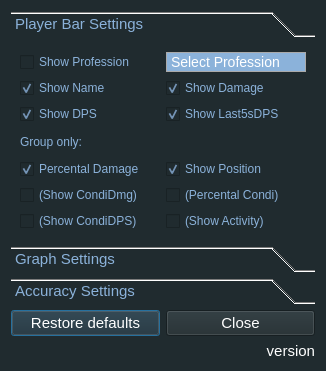
Tyrox92/Gw2SPECS, file configurator.ui: the form before one commit.
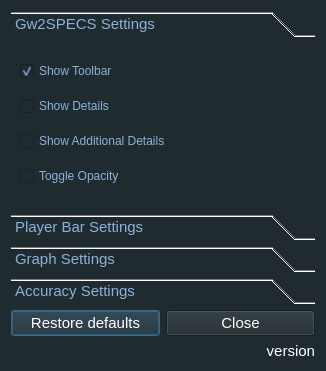
The form after the commit.

Commit message:
Updated Configurator & Added Functionality
-Removed some Context Menu Items that were not needed anymore
- Added functions to configurator to work properly and save and load on
startup

Diff of the .ui file:
```diff
--- a/configurator.ui
+++ b/configurator.ui
@@ -46,6 +46,44 @@
      <property name="currentIndex">
       <number>0</number>
      </property>
+     <widget class="QWidget" name="specsSettings">
+      <attribute name="label">
+       <string>Gw2SPECS Settings</string>
+      </attribute>
+      <layout class="QGridLayout" name="gridLayout_3">
+       <item row="3" column="1">
+        <widget class="QCheckBox" name="checkBoxOpacity">
+         <property name="text">
+          <string>Toggle Opacity</string>
+         </property>
+        </widget>
+       </item>
+       <item row="1" column="1">
+        <widget class="QCheckBox" name="checkBoxDetails">
+         <property name="text">
+          <string>Show Details</string>
+         </property>
+        </widget>
+       </item>
+       <item row="0" column="1">
+        <widget class="QCheckBox" name="checkBoxToolbar">
+         <property name="text">
+          <string>Show Toolbar</string>
+         </property>
+         <property name="checked">
+          <bool>true</bool>
+         </property>
+        </widget>
+       </item>
+       <item row="2" column="1">
+        <widget class="QCheckBox" name="checkBoxExtraDetails">
+         <property name="text">
+          <string>Show Additional Details</string>
+         </property>
+        </widget>
+       </item>
+      </layout>
+     </widget>
      <widget class="QWidget" name="soloSettings">
       <property name="geometry">
        <rect>
```
Left out of the diff: 238 changed lines with no effect on the pictures. The commit also changes 3 other files.
